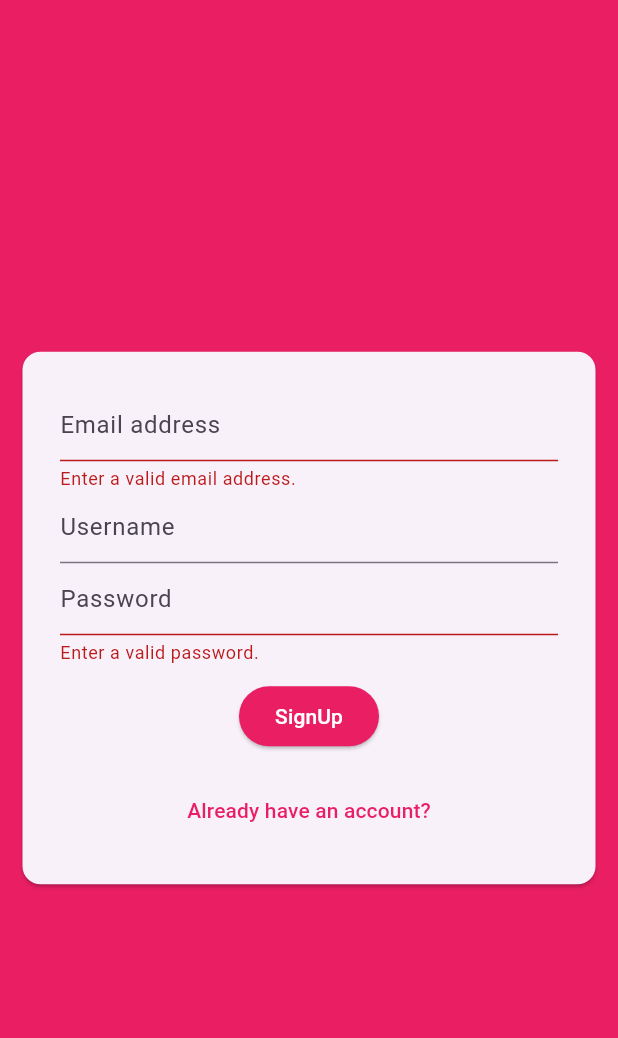
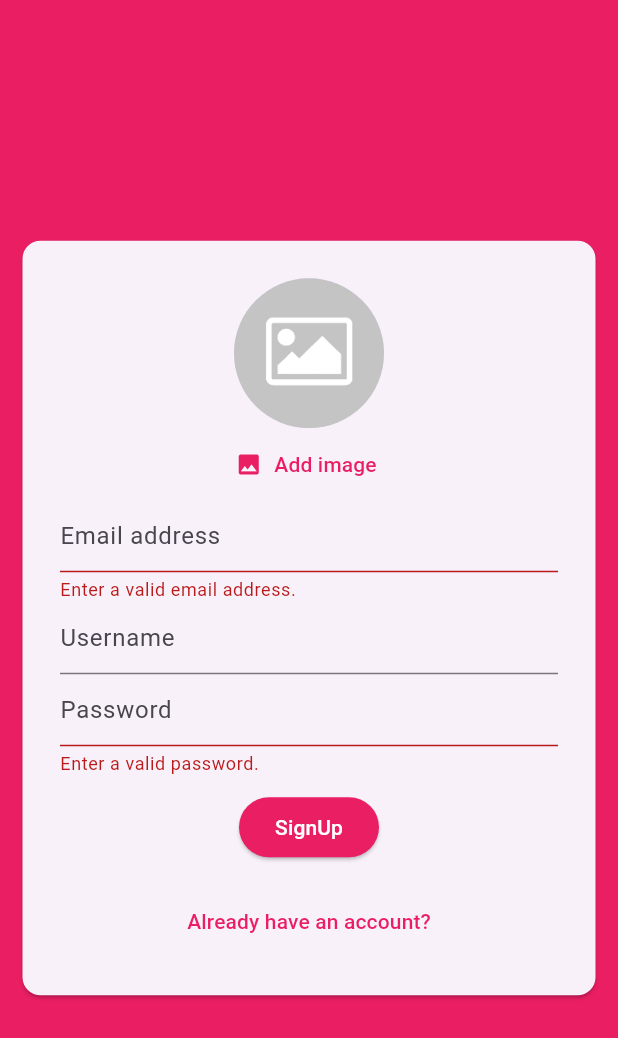
Before and after one commit to SyedMughisHussain/chat-app, a Flutter app: the screen it shows after launch, after a tap on "Login", after a tap on "Create a new account", on a phone screen of 412 x 824 dp. Shown: the top 1038 px of the screen. Run offline on Flutter 3.47's test engine with Material 2 defaults, Android fonts, the phone set to English and light mode, and no system bars; our stand-ins replace cloud_firestore, firebase_auth, firebase_core, image_picker; accounts and stored records are empty.

Commit message:
added image picker

```diff
--- a/lib/widgets/auth/auth_widget.dart
+++ b/lib/widgets/auth/auth_widget.dart
@@ -1,6 +1,7 @@
 import 'package:flutter/material.dart';
 import 'package:firebase_auth/firebase_auth.dart';
 import 'package:cloud_firestore/cloud_firestore.dart';
+import '../pickers/image_picker_widget.dart';
 
 class AuthWidget extends StatefulWidget {
   const AuthWidget({super.key});
@@ -76,6 +77,7 @@ class _AuthWidgetState extends State<AuthWidget> {
                     child: Column(
                       mainAxisSize: MainAxisSize.min,
                       children: [
+                        if (!_isLogin) const ImagePickerWidget(),
                         TextFormField(
                           key: const ValueKey('Email address'),
                           validator: (value) {
--- a/lib/widgets/pickers/image_picker_widget.dart
+++ b/lib/widgets/pickers/image_picker_widget.dart
@@ -1,15 +1,46 @@
 import 'package:flutter/material.dart';
+import 'package:image_picker/image_picker.dart';
+import 'dart:io';
 
-class ImagePicker extends StatefulWidget {
-  const ImagePicker({super.key});
+class ImagePickerWidget extends StatefulWidget {
+  const ImagePickerWidget({super.key});
 
   @override
-  State<ImagePicker> createState() => _ImagePickerState();
+  State<ImagePickerWidget> createState() => _ImagePickerWidgetState();
 }
 
-class _ImagePickerState extends State<ImagePicker> {
+class _ImagePickerWidgetState extends State<ImagePickerWidget> {
+  File? image;
+
+  void _pickedIamge() async {
+    final ImagePicker picker = ImagePicker();
+    final pickedImage = await picker.pickImage(source: ImageSource.gallery);
+    setState(() {
+      image = File(pickedImage!.path);
+    });
+  }
+
   @override
   Widget build(BuildContext context) {
-    return Container();
+    return Column(
+      children: [
+        image != null
+            ? CircleAvatar(
+                backgroundImage: FileImage(image!),
+                radius: 50,
+              )
+            : const CircleAvatar(
+                backgroundImage:
+                    AssetImage('assets/images/placeholderImage.png'),
+                radius: 50,
+              ),
+        TextButton.icon(
+            style: const ButtonStyle(
+                foregroundColor: MaterialStatePropertyAll(Colors.pink)),
+            onPressed: _pickedIamge,
+            icon: const Icon(Icons.image),
+            label: const Text('Add image'))
+      ],
+    );
   }
 }
```
